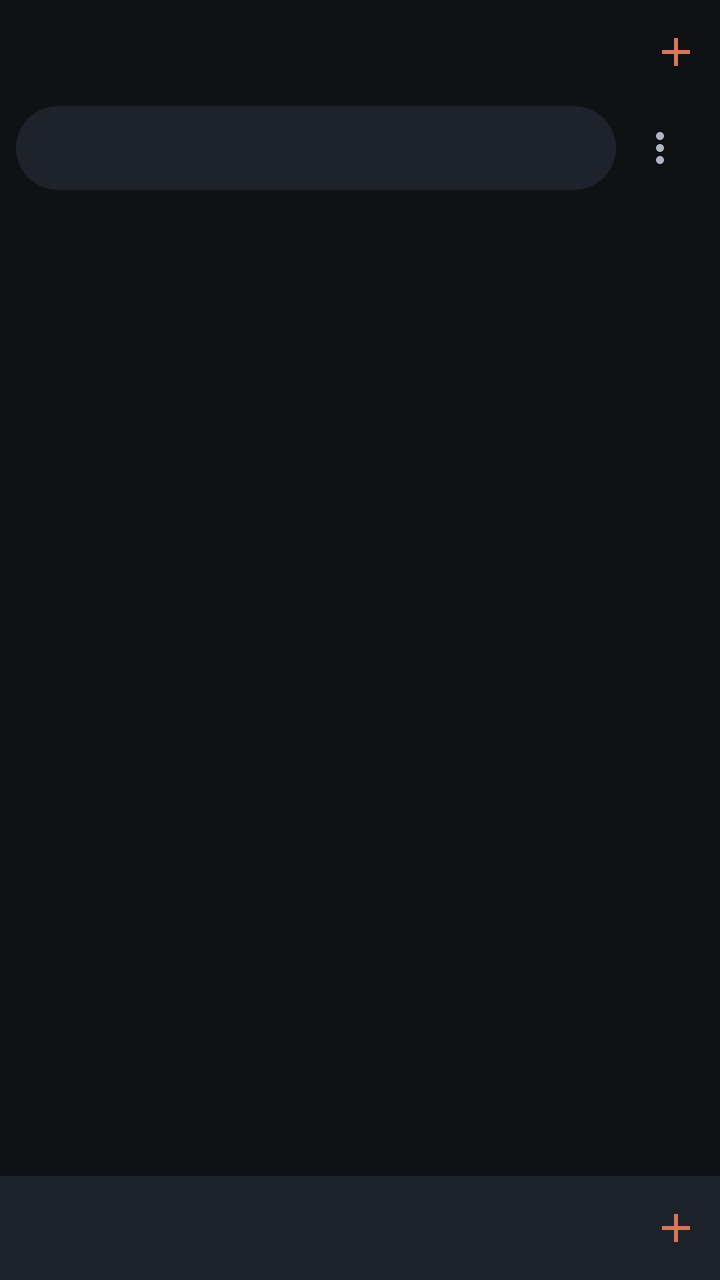
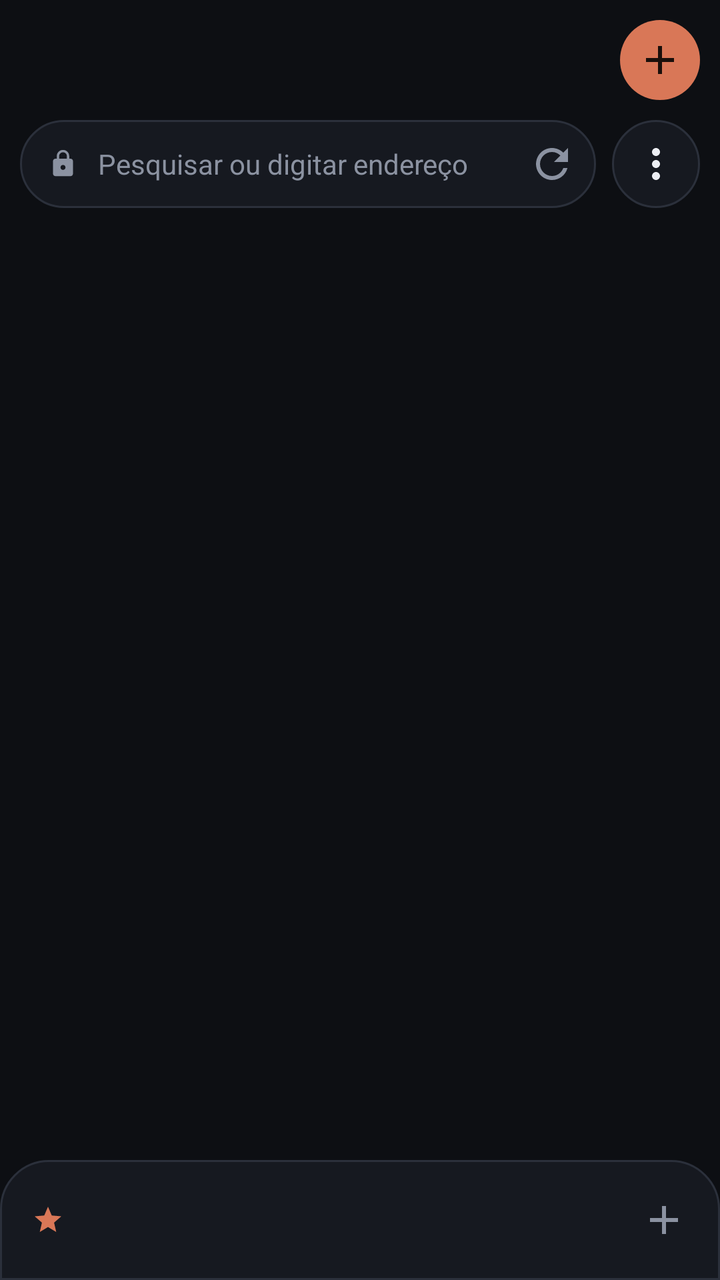

Screens rendered from an Android XML layout before and after an edit, with the pre-edit source and the edit as a unified diff.
<!-- AndroidManifest.xml: application theme Theme.App -->
<!-- res/layout/activity_main.xml -->
<?xml version="1.0" encoding="utf-8"?>
<LinearLayout xmlns:android="http://schemas.android.com/apk/res/android"
    android:layout_width="match_parent" android:layout_height="match_parent"
    android:orientation="vertical" android:background="@color/bg">
    <LinearLayout android:layout_width="match_parent" android:layout_height="52dp"
        android:gravity="center_vertical" android:paddingStart="8dp" android:orientation="horizontal">
        <androidx.recyclerview.widget.RecyclerView android:id="@+id/rvTabs"
            android:layout_width="0dp" android:layout_height="wrap_content" android:layout_weight="1" />
        <ImageButton android:id="@+id/btnAdd" android:layout_width="44dp" android:layout_height="44dp"
            android:src="@drawable/ic_add" android:background="?attr/selectableItemBackgroundBorderless"
            android:contentDescription="Nova aba" />
    </LinearLayout>
    <LinearLayout android:layout_width="match_parent" android:layout_height="wrap_content"
        android:gravity="center_vertical" android:paddingHorizontal="8dp" android:paddingBottom="6dp"
        android:orientation="horizontal">
        <EditText android:id="@+id/urlBar" android:layout_width="0dp" android:layout_height="42dp"
            android:layout_weight="1" android:background="@drawable/bg_url" android:paddingHorizontal="16dp"
            android:singleLine="true" android:inputType="textUri" android:imeOptions="actionGo"
            android:textColor="#FFFFFF" android:textSize="14sp" android:selectAllOnFocus="true" />
        <ImageButton android:id="@+id/btnMenu" android:layout_width="44dp" android:layout_height="44dp"
            android:src="@drawable/ic_more" android:background="?attr/selectableItemBackgroundBorderless"
            android:contentDescription="Menu" />
    </LinearLayout>
    <ProgressBar android:id="@+id/progress" style="?android:attr/progressBarStyleHorizontal"
        android:layout_width="match_parent" android:layout_height="3dp" android:visibility="gone"
        android:progressTint="@color/accent" />
    <FrameLayout android:layout_width="match_parent" android:layout_height="0dp" android:layout_weight="1">
        <FrameLayout android:id="@+id/container" android:layout_width="match_parent"
            android:layout_height="match_parent" />
        <LinearLayout android:id="@+id/overlay" android:layout_width="match_parent"
            android:layout_height="match_parent" android:orientation="vertical"
            android:background="@color/bg" android:clickable="true" android:focusable="true"
            android:visibility="gone">
            <LinearLayout android:layout_width="match_parent" android:layout_height="44dp"
                android:gravity="center_vertical" android:paddingStart="16dp"
                android:background="@color/surface" android:orientation="horizontal">
                <TextView android:id="@+id/favTitle" android:layout_width="0dp"
                    android:layout_height="wrap_content" android:layout_weight="1"
                    android:maxLines="1" android:ellipsize="end"
                    android:textColor="#FFFFFF" android:textSize="14sp" />
                <ImageButton android:id="@+id/btnFavClose" android:layout_width="44dp"
                    android:layout_height="44dp" android:src="@drawable/ic_close"
                    android:background="?attr/selectableItemBackgroundBorderless"
                    android:contentDescription="Fechar" />
            </LinearLayout>
            <ProgressBar android:id="@+id/favProgress" style="?android:attr/progressBarStyleHorizontal"
                android:layout_width="match_parent" android:layout_height="3dp"
                android:visibility="gone" android:progressTint="@color/accent" />
            <FrameLayout android:id="@+id/favHost" android:layout_width="match_parent"
                android:layout_height="0dp" android:layout_weight="1" />
        </LinearLayout>
    </FrameLayout>
    <LinearLayout android:layout_width="match_parent" android:layout_height="52dp"
        android:gravity="center_vertical" android:paddingStart="8dp"
        android:background="@color/surface" android:orientation="horizontal">
        <androidx.recyclerview.widget.RecyclerView android:id="@+id/rvFavs"
            android:layout_width="0dp" android:layout_height="wrap_content" android:layout_weight="1" />
        <ImageButton android:id="@+id/btnFavAdd" android:layout_width="44dp" android:layout_height="44dp"
            android:src="@drawable/ic_add" android:background="?attr/selectableItemBackgroundBorderless"
            android:contentDescription="Novo favorito" />
    </LinearLayout>
</LinearLayout>
<!-- resources referenced by this layout -->
<resources>
  <color name="bg">#0F1115</color>
  <color name="surface">#1E222B</color>
  <!-- drawable bg_url (drawable) -->
  <shape xmlns:android="http://schemas.android.com/apk/res/android" android:shape="rectangle">
      <solid android:color="@color/surface" /><corners android:radius="21dp" />
  </shape>
  <!-- drawable ic_add (drawable) -->
  <vector xmlns:android="http://schemas.android.com/apk/res/android" android:width="24dp" android:height="24dp" android:viewportWidth="24" android:viewportHeight="24">
      <path android:fillColor="#D97757" android:pathData="M19,13h-6v6h-2v-6H5v-2h6V5h2v6h6z" />
  </vector>
  <!-- drawable ic_close (drawable) -->
  <vector xmlns:android="http://schemas.android.com/apk/res/android" android:width="24dp" android:height="24dp" android:viewportWidth="24" android:viewportHeight="24">
      <path android:fillColor="#B0B6C3" android:pathData="M19,6.41L17.59,5 12,10.59 6.41,5 5,6.41 10.59,12 5,17.59 6.41,19 12,13.41 17.59,19 19,17.59 13.41,12z" />
  </vector>
  <!-- drawable ic_more (drawable) -->
  <vector xmlns:android="http://schemas.android.com/apk/res/android" android:width="24dp" android:height="24dp" android:viewportWidth="24" android:viewportHeight="24">
      <path android:fillColor="#B0B6C3" android:pathData="M12,8c1.1,0 2,-0.9 2,-2s-0.9,-2 -2,-2 -2,0.9 -2,2 0.9,2 2,2zM12,10c-1.1,0 -2,0.9 -2,2s0.9,2 2,2 2,-0.9 2,-2 -0.9,-2 -2,-2zM12,16c-1.1,0 -2,0.9 -2,2s0.9,2 2,2 2,-0.9 2,-2 -0.9,-2 -2,-2z" />
  </vector>
  <style name="Theme.App" parent="Theme.Material3.Dark.NoActionBar">
          <item name="colorPrimary">@color/accent</item>
          <item name="android:windowBackground">@color/bg</item>
          <item name="android:statusBarColor">@color/bg</item>
          <item name="android:navigationBarColor">@color/bg</item>
      </style>
  <!-- unchanged entries left out for length: 1 -->
</resources>

<!-- the commit's change to res/layout/activity_main.xml (unified diff, before → after) -->
@@ -2,28 +2,56 @@
 <LinearLayout xmlns:android="http://schemas.android.com/apk/res/android"
     android:layout_width="match_parent" android:layout_height="match_parent"
     android:orientation="vertical" android:background="@color/bg">
-    <LinearLayout android:layout_width="match_parent" android:layout_height="52dp"
-        android:gravity="center_vertical" android:paddingStart="8dp" android:orientation="horizontal">
-        <androidx.recyclerview.widget.RecyclerView android:id="@+id/rvTabs"
-            android:layout_width="0dp" android:layout_height="wrap_content" android:layout_weight="1" />
-        <ImageButton android:id="@+id/btnAdd" android:layout_width="44dp" android:layout_height="44dp"
-            android:src="@drawable/ic_add" android:background="?attr/selectableItemBackgroundBorderless"
-            android:contentDescription="Nova aba" />
+
+    
+    <LinearLayout android:layout_width="match_parent" android:layout_height="wrap_content"
+        android:orientation="vertical" android:paddingTop="4dp" android:paddingBottom="8dp">
+
+        <LinearLayout android:layout_width="match_parent" android:layout_height="52dp"
+            android:gravity="center_vertical" android:orientation="horizontal"
+            android:paddingStart="10dp" android:paddingEnd="10dp">
+            <androidx.recyclerview.widget.RecyclerView android:id="@+id/rvTabs"
+                android:layout_width="0dp" android:layout_height="wrap_content"
+                android:layout_weight="1" android:clipToPadding="false" />
+            <ImageButton android:id="@+id/btnAdd" android:layout_width="40dp" android:layout_height="40dp"
+                android:layout_marginStart="4dp" android:padding="10dp"
+                android:src="@drawable/ic_add" android:tint="@color/on_accent"
+                android:background="@drawable/bg_circle_accent"
+                android:contentDescription="Nova aba" />
+        </LinearLayout>
+
+        <LinearLayout android:layout_width="match_parent" android:layout_height="wrap_content"
+            android:layout_marginTop="4dp" android:gravity="center_vertical"
+            android:orientation="horizontal" android:paddingStart="10dp" android:paddingEnd="10dp">
+            <LinearLayout android:layout_width="0dp" android:layout_height="44dp"
+                android:layout_weight="1" android:gravity="center_vertical"
+                android:orientation="horizontal" android:background="@drawable/bg_url"
+                android:paddingStart="14dp" android:paddingEnd="2dp">
+                <ImageView android:id="@+id/urlIcon" android:layout_width="15dp" android:layout_height="15dp"
+                    android:src="@drawable/ic_lock" android:tint="@color/muted" />
+                <EditText android:id="@+id/urlBar" android:layout_width="0dp" android:layout_height="match_parent"
+                    android:layout_weight="1" android:background="@null"
+                    android:paddingStart="10dp" android:paddingEnd="6dp"
+                    android:singleLine="true" android:inputType="textUri" android:imeOptions="actionGo"
+                    android:hint="Pesquisar ou digitar endereço" android:textColorHint="@color/muted"
+                    android:textColor="@color/text" android:textSize="14sp" />
+                <ImageButton android:id="@+id/btnReload" android:layout_width="40dp" android:layout_height="40dp"
+                    android:padding="10dp" android:src="@drawable/ic_refresh" android:tint="@color/muted"
+                    android:background="?attr/selectableItemBackgroundBorderless"
+                    android:contentDescription="Recarregar" />
+            </LinearLayout>
+            <ImageButton android:id="@+id/btnMenu" android:layout_width="44dp" android:layout_height="44dp"
+                android:layout_marginStart="8dp" android:padding="10dp"
+                android:src="@drawable/ic_more" android:tint="@color/text"
+                android:background="@drawable/bg_circle_btn"
+                android:contentDescription="Menu" />
+        </LinearLayout>
     </LinearLayout>
-    <LinearLayout android:layout_width="match_parent" android:layout_height="wrap_content"
-        android:gravity="center_vertical" android:paddingHorizontal="8dp" android:paddingBottom="6dp"
-        android:orientation="horizontal">
-        <EditText android:id="@+id/urlBar" android:layout_width="0dp" android:layout_height="42dp"
-            android:layout_weight="1" android:background="@drawable/bg_url" android:paddingHorizontal="16dp"
-            android:singleLine="true" android:inputType="textUri" android:imeOptions="actionGo"
-            android:textColor="#FFFFFF" android:textSize="14sp" android:selectAllOnFocus="true" />
-        <ImageButton android:id="@+id/btnMenu" android:layout_width="44dp" android:layout_height="44dp"
-            android:src="@drawable/ic_more" android:background="?attr/selectableItemBackgroundBorderless"
-            android:contentDescription="Menu" />
-    </LinearLayout>
+
     <ProgressBar android:id="@+id/progress" style="?android:attr/progressBarStyleHorizontal"
-        android:layout_width="match_parent" android:layout_height="3dp" android:visibility="gone"
-        android:progressTint="@color/accent" />
+        android:layout_width="match_parent" android:layout_height="2dp" android:visibility="gone"
+        android:progressTint="@color/accent" android:progressBackgroundTint="@color/outline" />
+
     <FrameLayout android:layout_width="match_parent" android:layout_height="0dp" android:layout_weight="1">
         <FrameLayout android:id="@+id/container" android:layout_width="match_parent"
             android:layout_height="match_parent" />
@@ -31,32 +59,43 @@
             android:layout_height="match_parent" android:orientation="vertical"
             android:background="@color/bg" android:clickable="true" android:focusable="true"
             android:visibility="gone">
-            <LinearLayout android:layout_width="match_parent" android:layout_height="44dp"
+            <LinearLayout android:layout_width="match_parent" android:layout_height="48dp"
                 android:gravity="center_vertical" android:paddingStart="16dp"
                 android:background="@color/surface" android:orientation="horizontal">
+                <ImageView android:layout_width="16dp" android:layout_height="16dp"
+                    android:src="@drawable/ic_star" android:tint="@color/accent" />
                 <TextView android:id="@+id/favTitle" android:layout_width="0dp"
                     android:layout_height="wrap_content" android:layout_weight="1"
+                    android:layout_marginStart="10dp"
                     android:maxLines="1" android:ellipsize="end"
-                    android:textColor="#FFFFFF" android:textSize="14sp" />
-                <ImageButton android:id="@+id/btnFavClose" android:layout_width="44dp"
-                    android:layout_height="44dp" android:src="@drawable/ic_close"
+                    android:textColor="@color/text" android:textSize="15sp" android:textStyle="bold" />
+                <ImageButton android:id="@+id/btnFavClose" android:layout_width="48dp"
+                    android:layout_height="48dp" android:padding="13dp" android:src="@drawable/ic_close"
+                    android:tint="@color/muted"
                     android:background="?attr/selectableItemBackgroundBorderless"
                     android:contentDescription="Fechar" />
             </LinearLayout>
             <ProgressBar android:id="@+id/favProgress" style="?android:attr/progressBarStyleHorizontal"
-                android:layout_width="match_parent" android:layout_height="3dp"
+                android:layout_width="match_parent" android:layout_height="2dp"
                 android:visibility="gone" android:progressTint="@color/accent" />
             <FrameLayout android:id="@+id/favHost" android:layout_width="match_parent"
                 android:layout_height="0dp" android:layout_weight="1" />
         </LinearLayout>
     </FrameLayout>
-    <LinearLayout android:layout_width="match_parent" android:layout_height="52dp"
-        android:gravity="center_vertical" android:paddingStart="8dp"
-        android:background="@color/surface" android:orientation="horizontal">
+
+    
+    <LinearLayout android:id="@+id/dock" android:layout_width="match_parent"
+        android:layout_height="60dp" android:gravity="center_vertical"
+        android:paddingStart="16dp" android:paddingEnd="6dp"
+        android:background="@drawable/bg_dock" android:orientation="horizontal">
+        <ImageView android:layout_width="16dp" android:layout_height="16dp"
+            android:src="@drawable/ic_star" android:tint="@color/accent" />
         <androidx.recyclerview.widget.RecyclerView android:id="@+id/rvFavs"
-            android:layout_width="0dp" android:layout_height="wrap_content" android:layout_weight="1" />
+            android:layout_width="0dp" android:layout_height="wrap_content" android:layout_weight="1"
+            android:layout_marginStart="10dp" />
         <ImageButton android:id="@+id/btnFavAdd" android:layout_width="44dp" android:layout_height="44dp"
-            android:src="@drawable/ic_add" android:background="?attr/selectableItemBackgroundBorderless"
+            android:padding="11dp" android:src="@drawable/ic_add" android:tint="@color/muted"
+            android:background="?attr/selectableItemBackgroundBorderless"
             android:contentDescription="Novo favorito" />
     </LinearLayout>
 </LinearLayout>
<!-- resource entries referenced after the edit -->
@@ -1,29 +1,68 @@
 <!-- resources referenced by this layout -->
 <resources>
-  <color name="bg">#0F1115</color>
-  <color name="surface">#1E222B</color>
+  <color name="bg">#0D0F13</color>
+  <color name="muted">#8B92A1</color>
+  <color name="on_accent">#1A0F0B</color>
+  <color name="outline">#2B303B</color>
+  <color name="surface">#161920</color>
+  <color name="text">#ECEEF3</color>
+  <!-- drawable bg_circle_accent (drawable) -->
+  <shape xmlns:android="http://schemas.android.com/apk/res/android" android:shape="oval">
+      <solid android:color="@color/accent" />
+  </shape>
+  <!-- drawable bg_circle_btn (drawable) -->
+  <shape xmlns:android="http://schemas.android.com/apk/res/android" android:shape="oval">
+      <solid android:color="@color/surface" /><stroke android:width="1dp" android:color="@color/outline" />
+  </shape>
+  <!-- drawable bg_dock (drawable) -->
+  <shape xmlns:android="http://schemas.android.com/apk/res/android" android:shape="rectangle">
+      <solid android:color="@color/surface" />
+      <stroke android:width="1dp" android:color="@color/outline" />
+      <corners android:topLeftRadius="24dp" android:topRightRadius="24dp" />
+  </shape>
   <!-- drawable bg_url (drawable) -->
   <shape xmlns:android="http://schemas.android.com/apk/res/android" android:shape="rectangle">
-      <solid android:color="@color/surface" /><corners android:radius="21dp" />
+      <solid android:color="@color/surface" /><stroke android:width="1dp" android:color="@color/outline" /><corners android:radius="22dp" />
   </shape>
   <!-- drawable ic_add (drawable) -->
   <vector xmlns:android="http://schemas.android.com/apk/res/android" android:width="24dp" android:height="24dp" android:viewportWidth="24" android:viewportHeight="24">
-      <path android:fillColor="#D97757" android:pathData="M19,13h-6v6h-2v-6H5v-2h6V5h2v6h6z" />
+      <path android:fillColor="#FFFFFF" android:pathData="M19,13h-6v6h-2v-6H5v-2h6V5h2v6h6z" />
   </vector>
   <!-- drawable ic_close (drawable) -->
   <vector xmlns:android="http://schemas.android.com/apk/res/android" android:width="24dp" android:height="24dp" android:viewportWidth="24" android:viewportHeight="24">
-      <path android:fillColor="#B0B6C3" android:pathData="M19,6.41L17.59,5 12,10.59 6.41,5 5,6.41 10.59,12 5,17.59 6.41,19 12,13.41 17.59,19 19,17.59 13.41,12z" />
+      <path android:fillColor="#FFFFFF" android:pathData="M19,6.41L17.59,5 12,10.59 6.41,5 5,6.41 10.59,12 5,17.59 6.41,19 12,13.41 17.59,19 19,17.59 13.41,12z" />
+  </vector>
+  <!-- drawable ic_lock (drawable) -->
+  <vector xmlns:android="http://schemas.android.com/apk/res/android" android:width="24dp" android:height="24dp" android:viewportWidth="24" android:viewportHeight="24">
+      <path android:fillColor="#FFFFFF" android:pathData="M18,8h-1V6c0,-2.76 -2.24,-5 -5,-5S7,3.24 7,6v2H6c-1.1,0 -2,0.9 -2,2v10c0,1.1 0.9,2 2,2h12c1.1,0 2,-0.9 2,-2V10c0,-1.1 -0.9,-2 -2,-2zM12,17c-1.1,0 -2,-0.9 -2,-2s0.9,-2 2,-2 2,0.9 2,2 -0.9,2 -2,2zM15.1,8H8.9V6c0,-1.71 1.39,-3.1 3.1,-3.1 1.71,0 3.1,1.39 3.1,3.1v2z" />
   </vector>
   <!-- drawable ic_more (drawable) -->
   <vector xmlns:android="http://schemas.android.com/apk/res/android" android:width="24dp" android:height="24dp" android:viewportWidth="24" android:viewportHeight="24">
-      <path android:fillColor="#B0B6C3" android:pathData="M12,8c1.1,0 2,-0.9 2,-2s-0.9,-2 -2,-2 -2,0.9 -2,2 0.9,2 2,2zM12,10c-1.1,0 -2,0.9 -2,2s0.9,2 2,2 2,-0.9 2,-2 -0.9,-2 -2,-2zM12,16c-1.1,0 -2,0.9 -2,2s0.9,2 2,2 2,-0.9 2,-2 -0.9,-2 -2,-2z" />
+      <path android:fillColor="#FFFFFF" android:pathData="M12,8c1.1,0 2,-0.9 2,-2s-0.9,-2 -2,-2 -2,0.9 -2,2 0.9,2 2,2zM12,10c-1.1,0 -2,0.9 -2,2s0.9,2 2,2 2,-0.9 2,-2 -0.9,-2 -2,-2zM12,16c-1.1,0 -2,0.9 -2,2s0.9,2 2,2 2,-0.9 2,-2 -0.9,-2 -2,-2z" />
+  </vector>
+  <!-- drawable ic_refresh (drawable) -->
+  <vector xmlns:android="http://schemas.android.com/apk/res/android" android:width="24dp" android:height="24dp" android:viewportWidth="24" android:viewportHeight="24">
+      <path android:fillColor="#FFFFFF" android:pathData="M17.65,6.35C16.2,4.9 14.21,4 12,4c-4.42,0 -7.99,3.58 -7.99,8s3.57,8 7.99,8c3.73,0 6.84,-2.55 7.73,-6h-2.08c-0.82,2.33 -3.04,4 -5.65,4 -3.31,0 -6,-2.69 -6,-6s2.69,-6 6,-6c1.66,0 3.14,0.69 4.22,1.78L13,11h7V4l-2.35,2.35z" />
+  </vector>
+  <!-- drawable ic_star (drawable) -->
+  <vector xmlns:android="http://schemas.android.com/apk/res/android" android:width="24dp" android:height="24dp" android:viewportWidth="24" android:viewportHeight="24">
+      <path android:fillColor="#FFFFFF" android:pathData="M12,17.27L18.18,21l-1.64,-7.03L22,9.24l-7.19,-0.61L12,2 9.19,8.63 2,9.24l5.46,4.73L5.82,21z" />
   </vector>
   <style name="Theme.App" parent="Theme.Material3.Dark.NoActionBar">
           <item name="colorPrimary">@color/accent</item>
+          <item name="colorOnPrimary">@color/on_accent</item>
+          <item name="colorSurface">@color/surface</item>
+          <item name="colorOnSurface">@color/text</item>
+          <item name="colorOnSurfaceVariant">@color/muted</item>
+          <item name="colorSurfaceContainerHigh">@color/surface2</item>
+          <item name="colorSurfaceContainerHighest">@color/surface2</item>
+          <item name="colorOutline">@color/outline</item>
+          <item name="colorOutlineVariant">@color/outline</item>
           <item name="android:windowBackground">@color/bg</item>
           <item name="android:statusBarColor">@color/bg</item>
-          <item name="android:navigationBarColor">@color/bg</item>
+          <item name="android:navigationBarColor">@color/surface</item>
       </style>
+  <color name="surface2">#1F232C</color>
   <!-- unchanged entries left out for length: 1 -->
 </resources>
 
